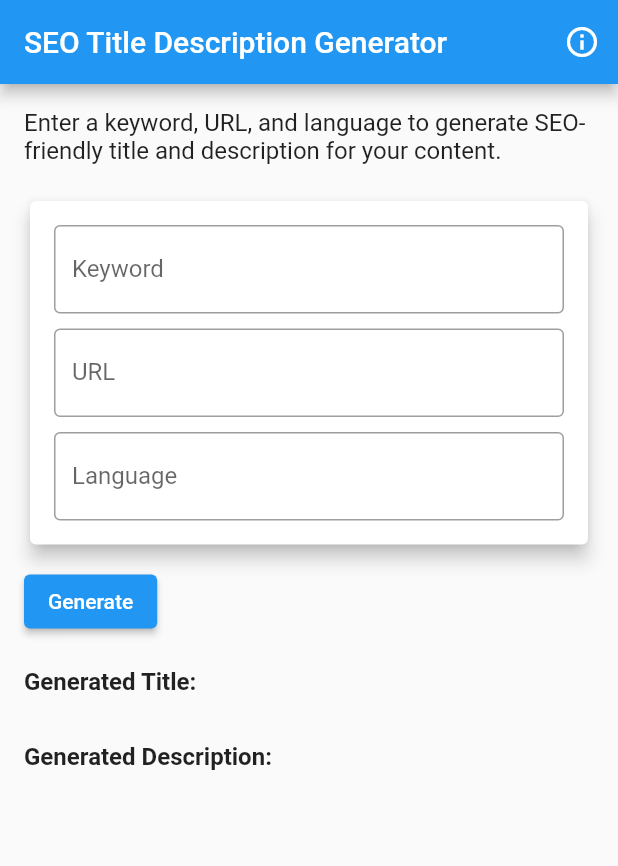
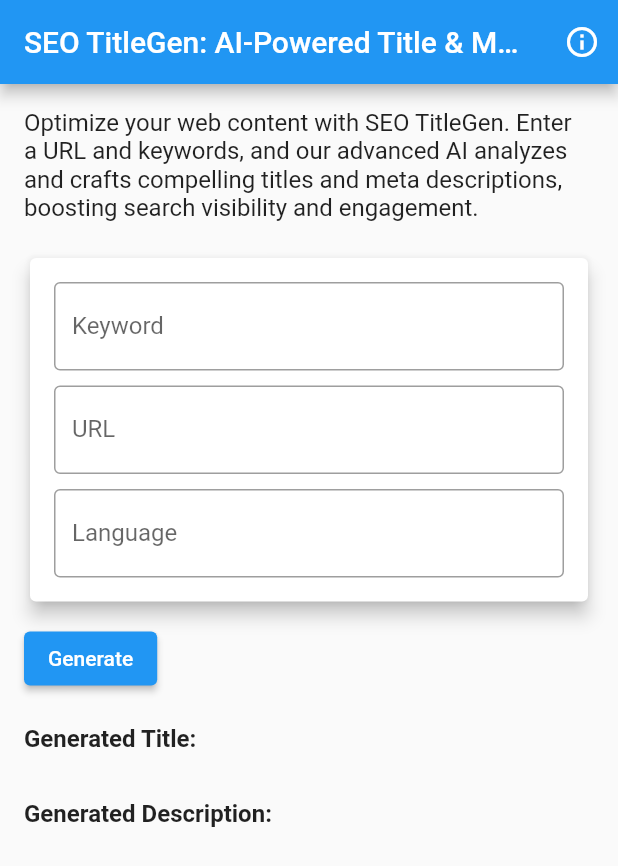
Before and after one commit to tuan-nguyeni/seo_generatemeta_fe, a Flutter app: the screen it shows after launch, on a phone screen of 412 x 824 dp. Shown: the top 866 px of the screen. Run offline on Flutter 3.47's test engine with Material 2 defaults, Android fonts, the phone set to English and light mode, and no system bars; our stand-ins replace firebase_analytics, firebase_core; accounts and stored records are empty; generated files the repository leaves out were written again.

Commit message:
- Add firebase Analytics - Change the meta description and title for seo-friendliness

```diff
--- a/lib/constants.dart
+++ b/lib/constants.dart
@@ -1,8 +1,12 @@
 // constants.dart
 
 class AppStrings {
-  static const String appName = 'SEO Title Description Generator';
-  static const String descriptionInfo = 'Enter a keyword, URL, and language to generate SEO-friendly title and description for your content.';
+  static const String appName = 'SEO TitleGen: AI-Powered Title & Meta '
+      'Description Generator';
+  static const String descriptionInfo = 'Optimize your web content with'
+      ' SEO TitleGen. Enter a URL and keywords, and our advanced AI analyzes '
+      'and crafts compelling titles and meta descriptions, boosting search '
+      'visibility and engagement.';
   static const String metaGenerationComplete = 'Meta generation complete!';
   static const String generatedTitle = 'Generated Title:';
   static const String generatedDescription = 'Generated Description:';
--- a/lib/main.dart
+++ b/lib/main.dart
@@ -1,18 +1,34 @@
+import 'package:firebase_analytics/firebase_analytics.dart';
+import 'package:firebase_core/firebase_core.dart';
 import 'package:flutter/material.dart';
-import 'package:flutter_dotenv/flutter_dotenv.dart';
 import 'package:seo_generatemeta_fe/widgets/home_screen.dart';
 import 'package:seo_generatemeta_fe/widgets/imprint_screen.dart';
 
+import 'firebase_options.dart';
 
-void main() => runApp(MyApp());
+
+void main() async {
+  WidgetsFlutterBinding.ensureInitialized();
+  await Firebase.initializeApp(
+      options: DefaultFirebaseOptions.currentPlatform
+  );
+  runApp(MyApp());  // <-- Add this line
+}
+
+
 
 class MyApp extends StatelessWidget {
+  final FirebaseAnalytics analytics = FirebaseAnalytics.instance;
+
   @override
   Widget build(BuildContext context) {
     return MaterialApp(
       theme: ThemeData(primarySwatch: Colors.blue),
       debugShowCheckedModeBanner: false,
       home: HomeScreen(),
+      navigatorObservers: [
+          FirebaseAnalyticsObserver(analytics: analytics),
+       ],
       routes: {
         '/imprint': (context) => ImprintScreen(),
       },
--- a/lib/widgets/home_screen.dart
+++ b/lib/widgets/home_screen.dart
@@ -1,4 +1,5 @@
 
+import 'package:firebase_analytics/firebase_analytics.dart';
 import 'package:flutter/material.dart';
 import 'package:http/http.dart' as http;
 import 'dart:convert';
@@ -16,6 +17,7 @@ class _HomeScreenState extends State<HomeScreen> {
   final keywordController = TextEditingController();
   final urlController = TextEditingController();
   final languageController = TextEditingController();
+  final FirebaseAnalytics analytics = FirebaseAnalytics.instance;
   String title = "";
   String description = "";
   bool isLoading = false;
@@ -24,11 +26,13 @@ class _HomeScreenState extends State<HomeScreen> {
     setState(() {
       isLoading = true;
     });
+    // Logging event when user initiates meta generation
+    analytics.logEvent(name: 'generate_meta_attempt', parameters: null);
 
     try {
       final response = await http.post(
-        //Uri.parse('http://localhost:5002/generate-meta'),
-        Uri.parse('https://seo-generatemeta-be-bc08e0e40826.herokuapp.com/generate-meta'),
+        Uri.parse('http://localhost:5002/generate-meta'),
+        //Uri.parse('https://seo-generatemeta-be-bc08e0e40826.herokuapp.com/generate-meta'),
         headers: {'Content-Type': 'application/json'},
         body: json.encode({
           'keyword': keywordController.text,
@@ -47,6 +51,12 @@ class _HomeScreenState extends State<HomeScreen> {
         else
           showErrorDialog(data['error']);
       } else {
+        // After successful meta generation
+        analytics.logEvent(name: 'meta_generation_success', parameters: {
+          'keyword': keywordController.text,
+          'url': urlController.text,
+          'language': languageController.text,
+        });
         setState(() {
           title = data['title'];
           description = data['description'];
@@ -63,6 +73,13 @@ class _HomeScreenState extends State<HomeScreen> {
   }
 
   void showErrorDialog(String message) {
+    analytics.logEvent(name: 'meta_generation_failed', parameters: {
+      'keyword': keywordController.text,
+      'url': urlController.text,
+      'language': languageController.text,
+      'error message': message
+    });
+
     showDialog(
       context: context,
       builder: (ctx) => AlertDialog(
@@ -89,7 +106,10 @@ class _HomeScreenState extends State<HomeScreen> {
         actions: [
           IconButton(
             icon: Icon(Icons.info_outline),
-            onPressed: () => Navigator.pushNamed(context, '/imprint'),
+            onPressed: () {
+              analytics.logEvent(name: 'imprint_attempt', parameters: null);
+              Navigator.pushNamed(context, '/imprint');
+              },
           ),
         ],
       ),
@@ -134,8 +154,7 @@ class _HomeScreenState extends State<HomeScreen> {
               onPressed: generateMeta,
               child: Text('Generate'),
               style: ElevatedButton.styleFrom(
-                primary: Colors.blue,
-                onPrimary: Colors.white,
+                foregroundColor: Colors.white, backgroundColor: Colors.blue,
               ),
             ),
             SizedBox(height: 20),
--- a/pubspec.yaml
+++ b/pubspec.yaml
@@ -32,6 +32,8 @@ dependencies:
     sdk: flutter
   http: ^1.1.0
   flutter_dotenv: ^5.1.0
+  firebase_core: ^2.15.0
+  firebase_analytics: ^10.4.4
 
 
   # The following adds the Cupertino Icons font to your application.
```
Also changed, not shown: pubspec.lock.
